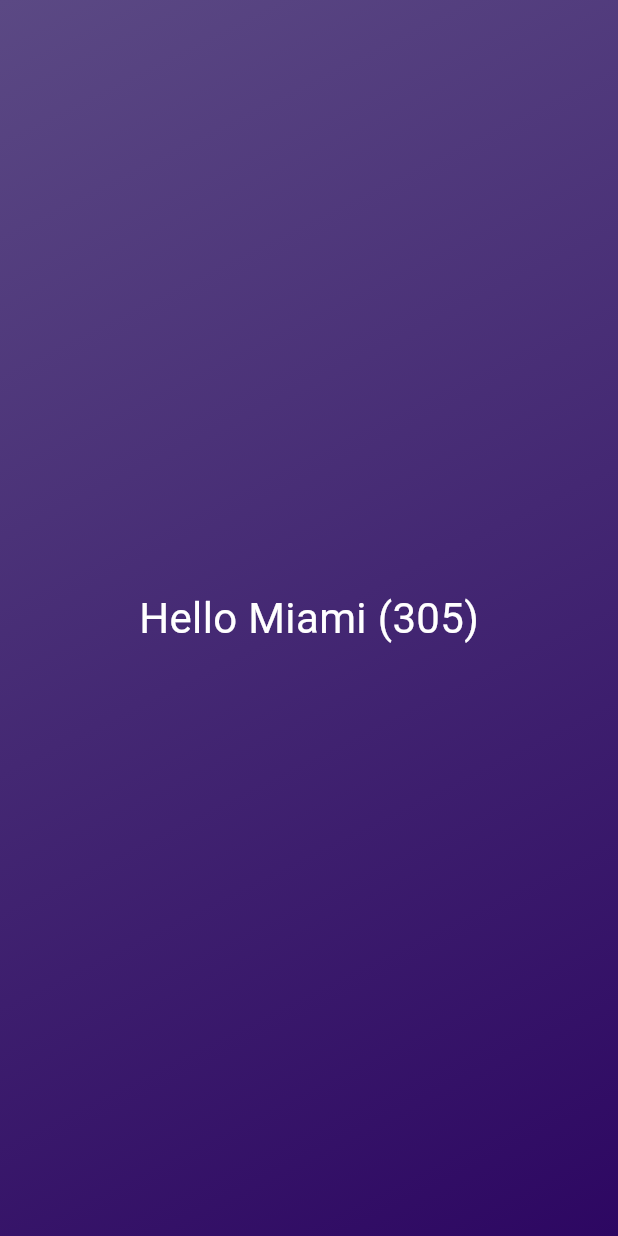
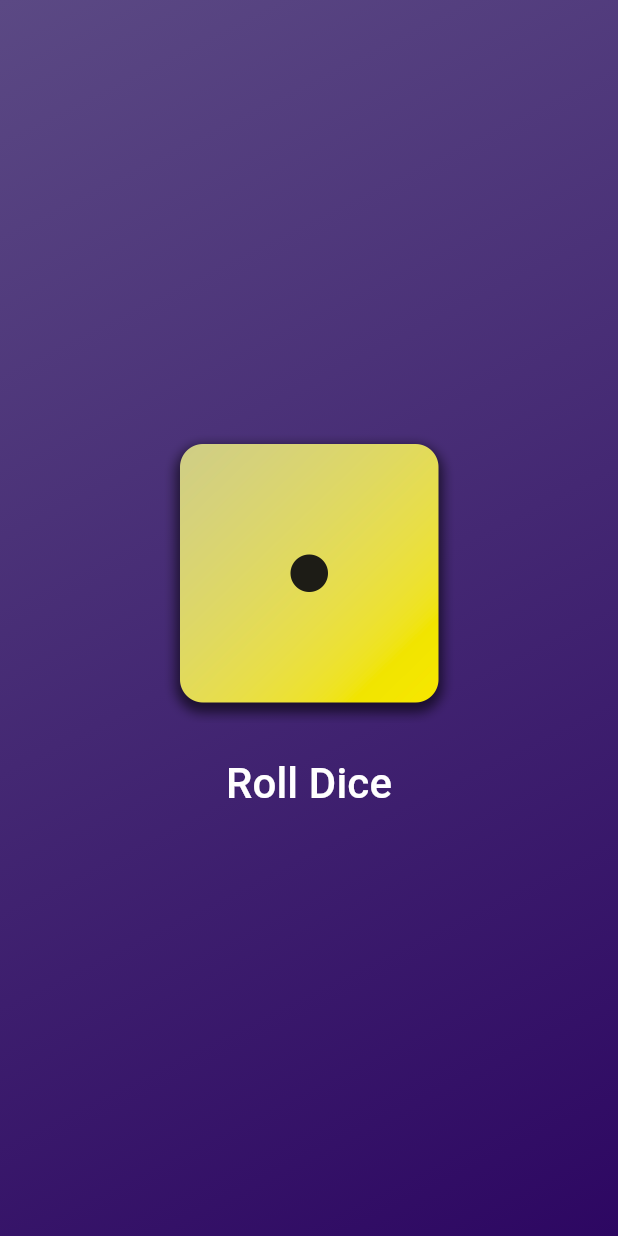
Before and after one commit to gusjabar/flutter, a Flutter app: the screen it shows after launch, on a phone screen of 412 x 824 dp. Run offline on Flutter 3.47's test engine with Material 3 defaults, Android fonts, the light colour scheme and no system bars.

Commit message:
added image and button text

```diff
--- a/roll_dice/lib/custom_widget/gradient_container.dart
+++ b/roll_dice/lib/custom_widget/gradient_container.dart
@@ -10,6 +10,9 @@ class GradientContainer extends StatelessWidget {
 
   final Color color1;
   final Color color2;
+
+  void rollDiceHandler() {}
+
   @override
   Widget build(BuildContext context) {
     return Container(
@@ -18,8 +21,22 @@ class GradientContainer extends StatelessWidget {
                 colors: [color1, color2],
                 begin: Alignment.topLeft,
                 end: Alignment.bottomRight)),
-        child: const Center(
-          child: StyledText("Hello Miami (305)"),
+        child: Center(
+          child: Column(
+            mainAxisSize: MainAxisSize.min,
+            children: [
+              Image.asset("assets/images/dice-1.png", width: 200),
+              TextButton(
+                  onPressed: rollDiceHandler,
+                  style: TextButton.styleFrom(
+                      foregroundColor: Colors.white,
+                      padding: const EdgeInsets.only(top: 20)),
+                  child: const Text(
+                    "Roll Dice",
+                    style: TextStyle(fontSize: 28),
+                  ))
+            ],
+          ),
         ));
   }
 }
```
Also changed, not shown: roll_dice/pubspec.yaml (+9 -7 lines), roll_dice/assets/images/dice-1.png (added), roll_dice/assets/images/dice-2.png (added), roll_dice/assets/images/dice-3.png (added), roll_dice/assets/images/dice-4.png (added), roll_dice/assets/images/dice-5.png (added), roll_dice/assets/images/dice-6.png (added), 1 other file.
